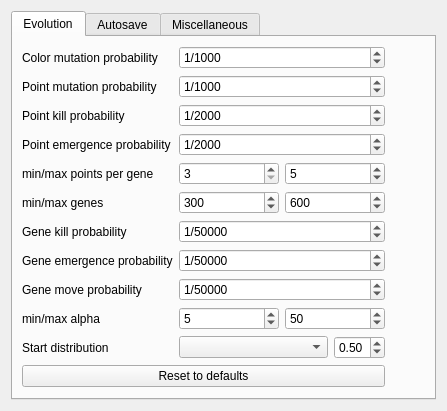
The window that optionsform.ui (superkartoffel/evo-cubist) describes before a commit, drawn with Qt 5.
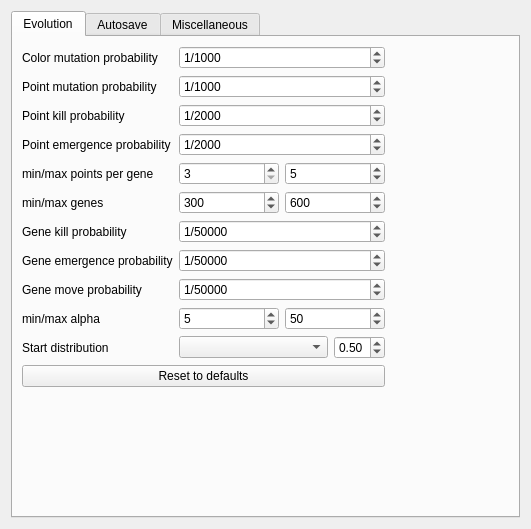
The same window after the commit. The open tabs and pages were chosen to show the change. Icons and pictures are not drawn.

```diff
--- a/optionsform.ui
+++ b/optionsform.ui
@@ -6,8 +6,8 @@
    <rect>
     <x>0</x>
     <y>0</y>
-    <width>427</width>
-    <height>396</height>
+    <width>531</width>
+    <height>529</height>
    </rect>
   </property>
   <property name="windowTitle">
```
Left out of the diff: 32 changed lines with no effect on the pictures.
